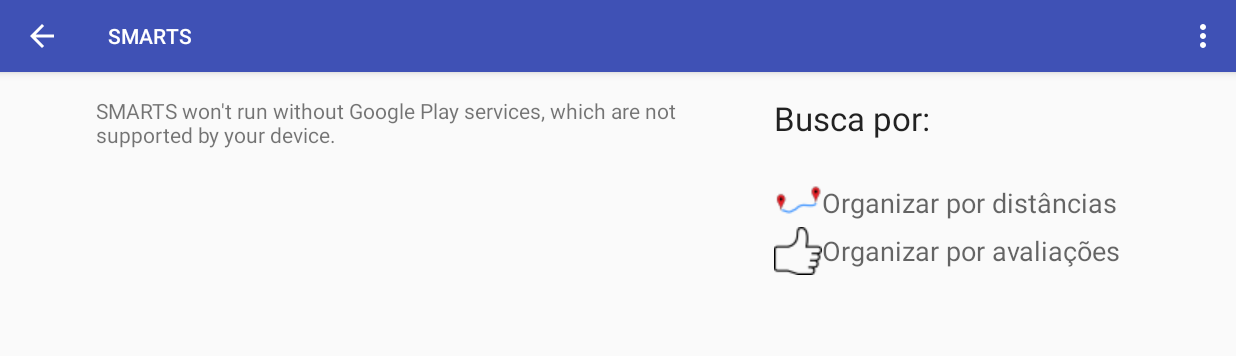
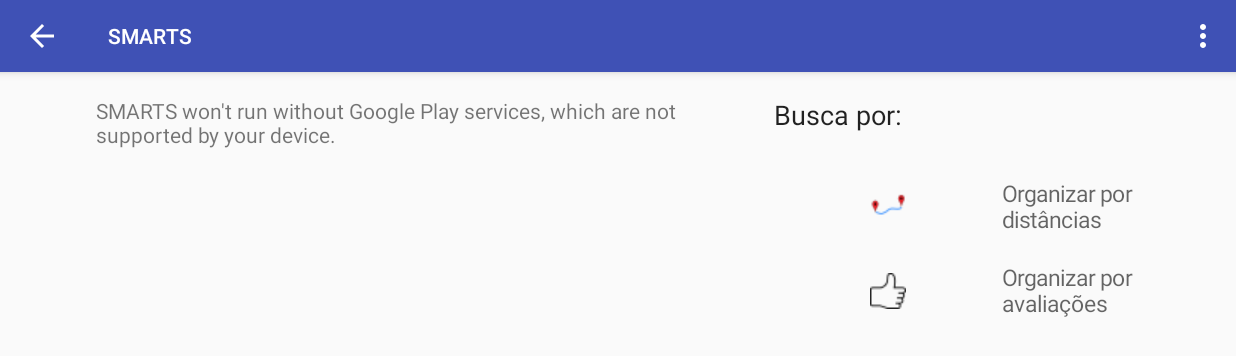
Before and after one commit to alex-carneiro/SMARTS, an Android app: the SearchActivity screen opened directly, with no data from a screen before it, on a phone screen of 824 x 412 dp (held sideways). Shown: the top 356 px of the screen. Run offline under Robolectric (Android 15) with nearby library versions, the phone set to English and light mode, and no system bars; 1 statement that could not run was skipped.

Commit message:
added blank spaces as button paddings

```diff
--- a/app/src/main/java/com/usp/ihc/smarts/SearchActivity.java
+++ b/app/src/main/java/com/usp/ihc/smarts/SearchActivity.java
@@ -1,9 +1,12 @@
 package com.usp.ihc.smarts;
 
+import android.content.Context;
 import android.content.Intent;
+import android.content.res.Configuration;
 import android.support.design.widget.Snackbar;
 import android.support.v7.app.AppCompatActivity;
 import android.os.Bundle;
+import android.util.TypedValue;
 import android.view.Menu;
 import android.view.MenuItem;
 import android.view.View;
@@ -35,6 +38,8 @@
 
     private Bundle bund;
     private TextView tp;
+    private TextView lab1;
+    private TextView lab2;
 
     @Override
     protected void onCreate(Bundle savedInstanceState) {
@@ -46,6 +51,15 @@
 
         bund = getIntent().getExtras();
         tp = (TextView)findViewById(R.id.service_type);
+        lab1 = (TextView)findViewById(R.id.text_dist);
+        lab2 = (TextView)findViewById(R.id.text_aval);
+
+        if(!isLargeScreen(this)){
+            tp.setTextSize(TypedValue.COMPLEX_UNIT_SP, 18);
+            lab1.setTextSize(TypedValue.COMPLEX_UNIT_SP, 15);
+            lab2.setTextSize(TypedValue.COMPLEX_UNIT_SP, 15);
+        }
+
         tp.setText(tp.getText() + bund.getString("type"));
 
         SupportMapFragment mapFragment = (SupportMapFragment) getSupportFragmentManager()
@@ -87,6 +101,11 @@
         startActivity(list);
     }
 
+    public static boolean isLargeScreen(Context context) {
+        int screenSize = context.getResources().getConfiguration().screenLayout
+                & Configuration.SCREENLAYOUT_SIZE_MASK;
+        return screenSize >= Configuration.SCREENLAYOUT_SIZE_LARGE;
+    }
     /**
      * Manipulates the map once available.
      * This callback is triggered when the map is ready to be used.
--- a/app/src/main/res/layout/activity_search.xml
+++ b/app/src/main/res/layout/activity_search.xml
@@ -47,13 +47,18 @@
                     android:id="@+id/imageButtonMap"
                     android:onClick="goListDistance"
                     android:background="@null"
-                    android:src="@drawable/distance32"/>
+                    android:src="@drawable/distance24"
+                    android:paddingBottom="@dimen/activity_vertical_margin"
+                    android:paddingLeft="@dimen/activity_horizontal_margin"
+                    android:paddingRight="@dimen/activity_horizontal_margin"
+                    android:paddingTop="@dimen/activity_vertical_margin"/>
                 <TextView
                     android:layout_width="wrap_content"
                     android:layout_height="wrap_content"
                     android:textAppearance="?android:attr/textAppearanceMedium"
                     android:text="Organizar por distâncias"
-                    android:layout_gravity="center_vertical" />
+                    android:layout_gravity="center_vertical"
+                    android:id="@+id/text_dist"/>
             </LinearLayout>
 
             <LinearLayout
@@ -67,13 +72,18 @@
                     android:id="@+id/imageButtonAval"
                     android:onClick="goListRanking"
                     android:background="@null"
-                    android:src="@drawable/aval32"/>
+                    android:src="@drawable/aval24"
+                    android:paddingBottom="@dimen/activity_vertical_margin"
+                    android:paddingLeft="@dimen/activity_horizontal_margin"
+                    android:paddingRight="@dimen/activity_horizontal_margin"
+                    android:paddingTop="@dimen/activity_vertical_margin"/>
                 <TextView
                     android:layout_width="wrap_content"
                     android:layout_height="wrap_content"
                     android:textAppearance="?android:attr/textAppearanceMedium"
                     android:text="Organizar por avaliações"
-                    android:layout_gravity="center_vertical" />
+                    android:layout_gravity="center_vertical"
+                    android:id="@+id/text_aval" />
             </LinearLayout>
         </LinearLayout>
     </LinearLayout>
```
Also changed, not shown: app/src/main/res/layout/activity_main.xml (+15 -3 lines), 23 other files.
